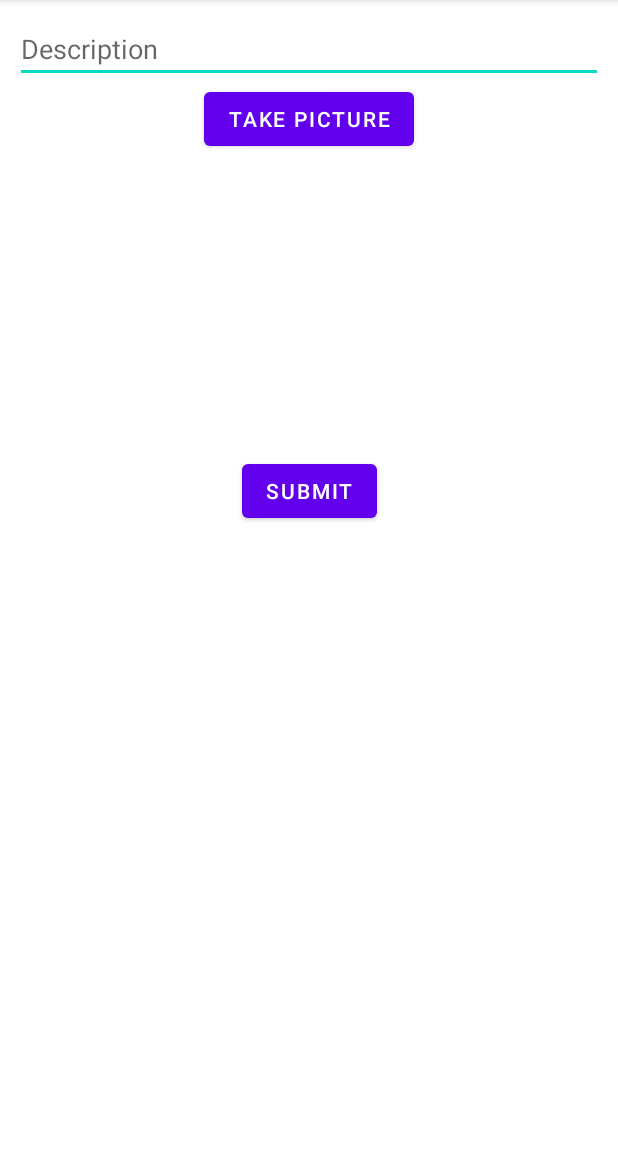
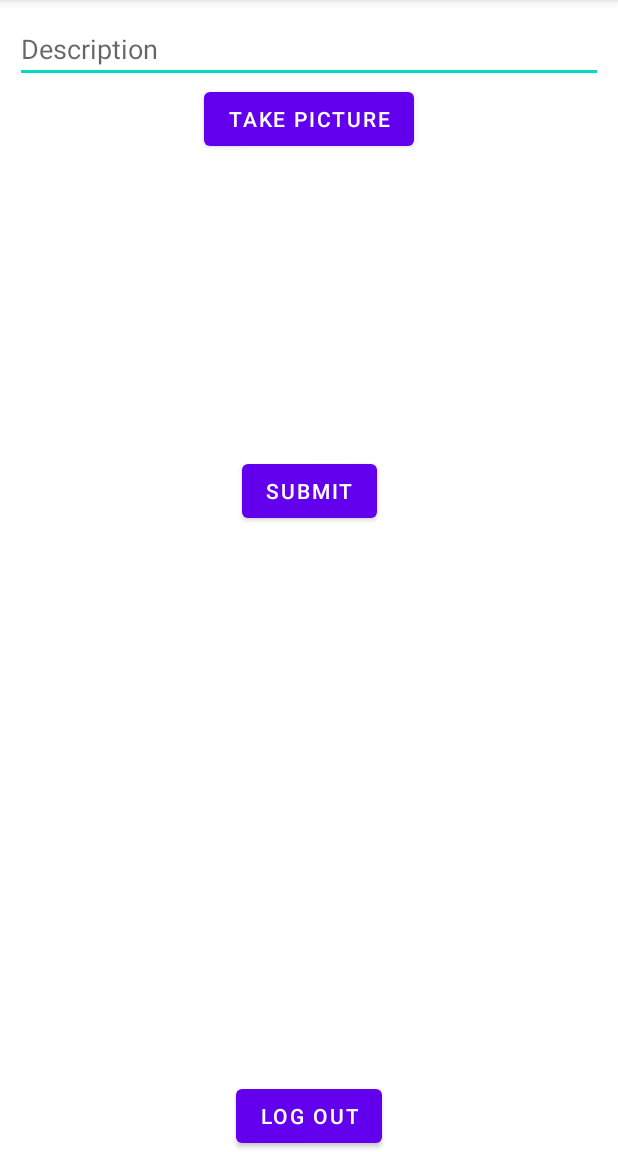
Before and after one commit to unclebinary1001/pastagram, an Android app: the MainActivity screen opened directly, with no data from a screen before it, on a phone screen of 412 x 824 dp, the part 84-1236 px from its top. Run offline under Robolectric (Android 15) with nearby library versions, the phone set to English and light mode, and no system bars; libraries missing offline, so code that uses them is left out: com.parse; 3 statements that could not run were skipped.

Commit message:
addnew features

```diff
--- a/app/src/main/res/layout/activity_main.xml
+++ b/app/src/main/res/layout/activity_main.xml
@@ -43,4 +43,13 @@
         app:layout_constraintEnd_toEndOf="parent"
         app:layout_constraintStart_toStartOf="parent"
         app:layout_constraintTop_toBottomOf="@+id/imageView" />
+
+    <Button
+        android:id="@+id/logout"
+        android:layout_width="wrap_content"
+        android:layout_height="wrap_content"
+        android:text="log out"
+        app:layout_constraintBottom_toBottomOf="parent"
+        app:layout_constraintEnd_toEndOf="parent"
+        app:layout_constraintStart_toStartOf="parent" />
 </androidx.constraintlayout.widget.ConstraintLayout>
```
Also changed, not shown: app/src/main/java/com/example/pastagram/MainActivity.kt (+7 -0 lines).
